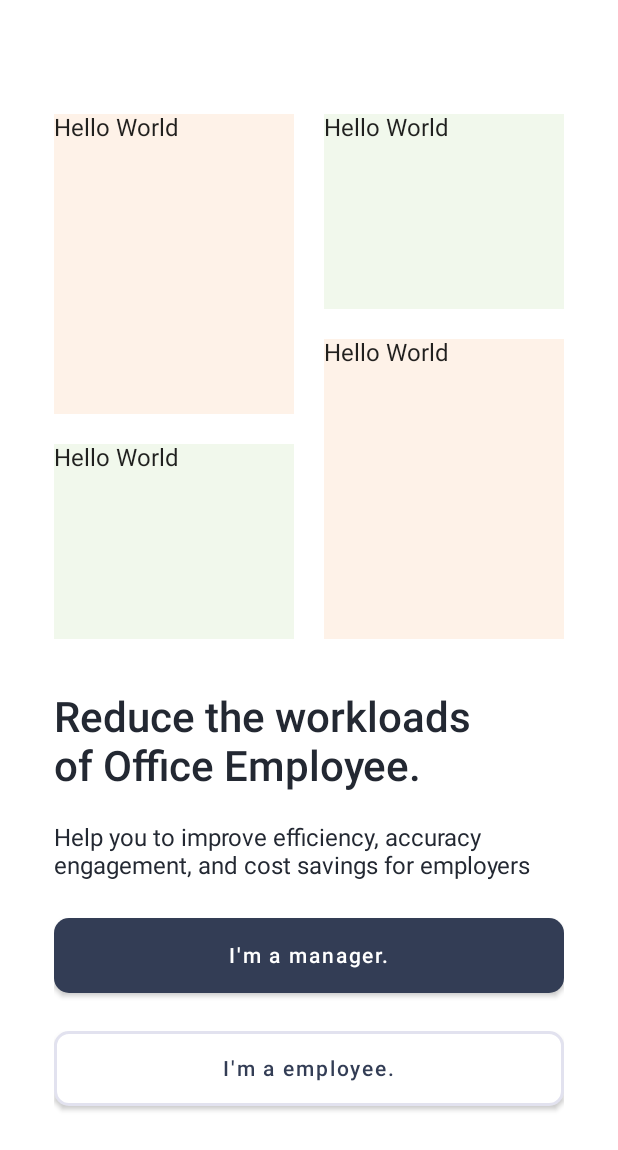
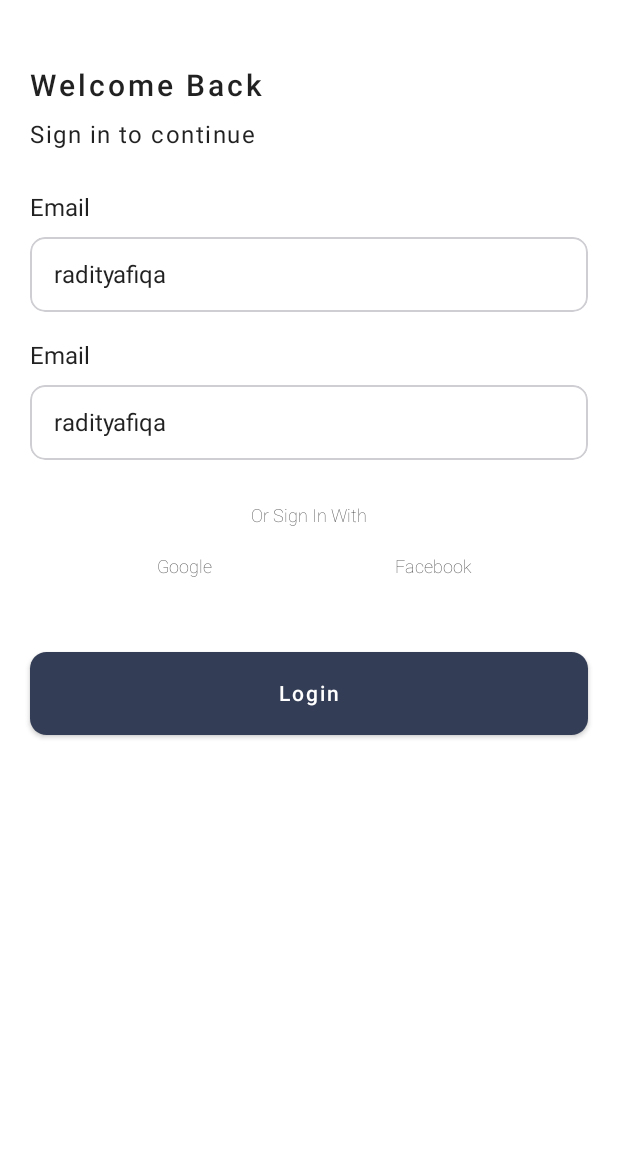
Before and after one commit to radityafs/Magic-UNS, an Android app built with Jetpack Compose: the screen it shows after launch (MainActivity), after a tap on "I'm a manager.", on a phone screen of 412 x 824 dp. Shown: the top 1150 px of the screen. Run offline under Robolectric (Android 15) with nearby library versions, the phone set to English and light mode, and no system bars; our stand-ins replace Dagger/Hilt's generated code.

Commit message:
Android : add login screen

```diff
--- a/android_OfficeApp/app/src/main/java/com/magic/officeapp/MainActivity.kt
+++ b/android_OfficeApp/app/src/main/java/com/magic/officeapp/MainActivity.kt
@@ -1,7 +1,6 @@
 package com.magic.officeapp
 
 import android.annotation.SuppressLint
-import android.content.Context
 import android.os.Bundle
 import androidx.activity.ComponentActivity
 import androidx.activity.compose.setContent
@@ -20,6 +19,7 @@ import androidx.navigation.compose.currentBackStackEntryAsState
 import androidx.navigation.compose.rememberNavController
 import com.magic.officeapp.ui.component.BottomNavigationBar
 import com.magic.officeapp.ui.navigation.Screen
+import com.magic.officeapp.ui.screen.LoginScreen
 import com.magic.officeapp.ui.screen.SplashScreen
 import com.magic.officeapp.ui.theme.OfficeAppTheme
 import com.magic.officeapp.ui.viewmodel.AuthViewModel
@@ -45,13 +45,10 @@ class MainActivity : ComponentActivity() {
 
                     Scaffold(
                         bottomBar = {
-                            if (currentRoute != Screen.SplashScreen.route) {
+                            if (currentRoute != Screen.SplashScreen.route && currentRoute != Screen.LoginScreen.route) {
                                 BottomNavigationBar(navController = navController)
                             }
                         },
-                        modifier = Modifier
-                            .fillMaxSize()
-                            .padding(16.dp),
                     ) {
                         NavHost(
                             navController = navController,
@@ -60,6 +57,10 @@ class MainActivity : ComponentActivity() {
 
                             composable(Screen.SplashScreen.route) {
                                 SplashScreen(navController = navController)
+                            }
+
+                            composable(Screen.LoginScreen.route) {
+                                LoginScreen(navController = navController)
                             }
 
                             composable(Screen.HomeScreen.route) {
@@ -79,8 +80,6 @@ class MainActivity : ComponentActivity() {
                         }
                     }
                 }
-
-
             }
         }
     }
--- a/android_OfficeApp/app/src/main/java/com/magic/officeapp/di/AppModule.kt
+++ b/android_OfficeApp/app/src/main/java/com/magic/officeapp/di/AppModule.kt
@@ -19,7 +19,6 @@ object AppModule {
         return Retrofit.Builder().baseUrl("https://api.themoviedb.org/3/")
             .addConverterFactory(GsonConverterFactory.create()).build()
     }
-
     @Provides
     @Singleton
     fun apiAuth(retrofit: Retrofit): ApiAuthInterface {
--- a/android_OfficeApp/app/src/main/java/com/magic/officeapp/di/RepositoryModule.kt
+++ b/android_OfficeApp/app/src/main/java/com/magic/officeapp/di/RepositoryModule.kt
@@ -20,7 +20,6 @@ val Context.userDataStore: DataStore<Preferences> by preferencesDataStore(
 @InstallIn(SingletonComponent::class)
 object RepositoryModule {
 
-
     @Provides
     @Singleton
     fun provideAuthRepository(
--- /dev/null
+++ b/android_OfficeApp/app/src/main/java/com/magic/officeapp/ui/component/Card.kt
@@ -0,0 +1 @@
+package com.magic.officeapp.ui.component
--- /dev/null
+++ b/android_OfficeApp/app/src/main/java/com/magic/officeapp/ui/component/CustomButton.kt
@@ -0,0 +1,41 @@
+package com.magic.officeapp.ui.component
+
+import androidx.compose.foundation.layout.fillMaxWidth
+import androidx.compose.foundation.layout.height
+import androidx.compose.foundation.layout.padding
+import androidx.compose.foundation.shape.RoundedCornerShape
+import androidx.compose.material.Button
+import androidx.compose.material.ButtonDefaults
+import androidx.compose.material.Text
+import androidx.compose.runtime.Composable
+import androidx.compose.ui.Modifier
+import androidx.compose.ui.graphics.Color
+import androidx.compose.ui.tooling.preview.Preview
+import androidx.core.graphics.toColorInt
+
+@Composable
+fun CustomButton(
+    onClick : () -> Unit,
+    backgroundColor : Color = Color("#333D55".toColorInt()),
+    contentColor : Color = Color.White,
+    text : String = "Button",
+    modifier: Modifier = Modifier
+) {
+    Button(
+        onClick = onClick,
+        modifier = modifier,
+        colors = ButtonDefaults.buttonColors(
+            backgroundColor = backgroundColor
+            , contentColor = contentColor
+        ),
+        shape = RoundedCornerShape(20)
+    ) {
+        Text(text = text)
+    }
+}
+
+@Preview(showBackground = true)
+@Composable
+fun CustomButtonPreview() {
+    CustomButton(onClick = {  })
+}
--- /dev/null
+++ b/android_OfficeApp/app/src/main/java/com/magic/officeapp/ui/component/Shimmer.kt
@@ -0,0 +1,8 @@
+package com.magic.officeapp.ui.component
+
+import androidx.compose.runtime.Composable
+
+@Composable
+fun Shimmer() {
+
+}
--- /dev/null
+++ b/android_OfficeApp/app/src/main/java/com/magic/officeapp/ui/component/TextInput.kt
@@ -0,0 +1,101 @@
+package com.magic.officeapp.ui.component
+
+import androidx.compose.foundation.background
+import androidx.compose.foundation.border
+import androidx.compose.foundation.layout.*
+import androidx.compose.foundation.shape.RoundedCornerShape
+import androidx.compose.material.SnackbarDefaults.backgroundColor
+import androidx.compose.material.Text
+import androidx.compose.material.TextField
+import androidx.compose.material.TextFieldColors
+import androidx.compose.material.TextFieldDefaults
+import androidx.compose.runtime.Composable
+import androidx.compose.ui.Modifier
+import androidx.compose.ui.draw.clip
+import androidx.compose.ui.graphics.Color
+import androidx.compose.ui.tooling.preview.Preview
+import androidx.compose.ui.unit.dp
+import androidx.core.graphics.toColorInt
+
+@Composable
+fun TextInput(
+    value: String,
+    onValueChange: (String) -> Unit,
+    label: String,
+    placeholder: String = "",
+    type: String = "text",
+    isValid : (Boolean) -> Unit = {  } ,
+) {
+
+    val isEmailValid = value.matches(Regex("[a-zA-Z0-9._-]+@[a-z]+\\.+[a-z]+"))
+    val isNumberValid = value.matches(Regex("[0-9]+"))
+    val isPasswordValid = value.length > 8
+    val isTextValid = value.length >= 3
+
+    val isFieldValid = when(type) {
+        "email" -> isEmailValid
+        "password" -> isPasswordValid
+        "text" -> isTextValid
+        "number" -> isNumberValid
+        else -> true
+    }
+
+    Column(modifier = Modifier.fillMaxWidth()) {
+
+        Row(modifier = Modifier.padding(bottom = 10.dp).fillMaxWidth()) {
+
+            if (label.isNotEmpty()) {
+                Text(
+                    modifier = Modifier
+                        .fillMaxWidth(),
+                    text = label
+                )
+            }
+
+        }
+
+    Row(modifier = Modifier.fillMaxWidth()) {
+            TextField(
+                modifier = Modifier.fillMaxWidth().height(50.dp).clip(RoundedCornerShape(10.dp)).border(
+                    width = 1.dp,
+                    color = if(isFieldValid) Color(15,13,35, 51) else Color.Red,
+                    shape = RoundedCornerShape(10.dp)
+                ),
+                value = value,
+                colors = TextFieldDefaults.textFieldColors(
+                    backgroundColor = Color.Transparent,
+                    cursorColor = Color.Black,
+                    focusedIndicatorColor = Color.Transparent,
+                    unfocusedIndicatorColor = Color.Transparent,
+                ),
+                onValueChange = {
+                    onValueChange(it)
+                    isValid(isFieldValid)
+                },
+                placeholder = {
+                    if (placeholder.isNotEmpty()) {
+                        Text(
+                            modifier = Modifier
+                                .fillMaxWidth(),
+                            text = placeholder
+                        )
+                    }
+                },
+            )
+        }
+    }
+
+}
+
+
+@Preview(showBackground = true)
+@Composable
+fun TextInputPreview() {
+    TextInput(
+        onValueChange = {},
+        label = "Email",
+        type = "text",
+        value="radityafiqa",
+        placeholder = "Enter your email",
+    )
+}
--- a/android_OfficeApp/app/src/main/java/com/magic/officeapp/ui/screen/HomeScreen.kt
+++ b/android_OfficeApp/app/src/main/java/com/magic/officeapp/ui/screen/HomeScreen.kt
@@ -6,7 +6,7 @@ import androidx.navigation.compose.rememberNavController
 import com.magic.officeapp.ui.navigation.Screen
 
 @Composable
-fun Screen.HomeScreen(
+fun HomeScreen(
     navController: NavController = rememberNavController(),
 ) {
 
--- /dev/null
+++ b/android_OfficeApp/app/src/main/java/com/magic/officeapp/ui/screen/LoginScreen.kt
@@ -0,0 +1,129 @@
+package com.magic.officeapp.ui.screen
+
+import android.annotation.SuppressLint
+import androidx.compose.foundation.layout.*
+import androidx.compose.material.Scaffold
+import androidx.compose.material.Text
+import androidx.compose.runtime.Composable
+import androidx.compose.runtime.mutableStateOf
+import androidx.compose.runtime.remember
+import androidx.compose.ui.Modifier
+import androidx.compose.ui.text.font.FontStyle
+import androidx.compose.ui.text.font.FontWeight
+import androidx.compose.ui.tooling.preview.Preview
+import androidx.compose.ui.unit.dp
+import androidx.compose.ui.unit.sp
+import androidx.navigation.NavController
+import androidx.navigation.compose.rememberNavController
+import com.magic.officeapp.ui.component.CustomButton
+import com.magic.officeapp.ui.component.TextInput
+import com.magic.officeapp.ui.navigation.Screen
+
+@SuppressLint("UnusedMaterialScaffoldPaddingParameter")
+@Composable
+fun LoginScreen(
+    navController: NavController = rememberNavController(),
+) {
+
+    val email = remember { mutableStateOf("") }
+    val password = remember { mutableStateOf("") }
+    val isValidData = remember { mutableStateOf(false) }
+
+    Scaffold(
+        Modifier.fillMaxSize()
+    ) {
+
+        Column(
+            modifier = Modifier
+                .padding(20.dp)
+                .fillMaxWidth()
+        ) {
+
+            Row(modifier =
+            Modifier
+                .fillMaxWidth()
+                .padding(top = 25.dp)) {
+                Text(text = "Welcome Back", fontSize = 20.sp, fontWeight = FontWeight.W600, letterSpacing = 2.sp)
+            }
+
+            Row(modifier = Modifier
+                .padding(top = 12.dp, bottom = 30.dp)
+                .fillMaxWidth()) {
+                Text(text = "Sign in to continue", fontSize = 16.sp, letterSpacing = 1.sp)
+            }
+
+            Row(
+                modifier = Modifier.fillMaxWidth()
+            ) {
+                TextInput(
+                    onValueChange = {},
+                    label = "Email",
+                    type = "text",
+                    value="radityafiqa",
+                    placeholder = "Enter your email",
+                )
+            }
+
+            Row(modifier = Modifier
+                .fillMaxWidth()
+                .padding(top = 20.dp)){
+                TextInput(
+                    onValueChange = {},
+                    label = "Email",
+                    type = "text",
+                    value="radityafiqa",
+                    placeholder = "Enter your email",
+                )
+            }
+
+            Row(
+                modifier = Modifier
+                    .padding(top = 30.dp)
+                    .fillMaxWidth(),
+                horizontalArrangement = Arrangement.Center
+            ) {
+                Text("Or Sign In With", fontSize = 12.sp, fontWeight = FontWeight.ExtraLight)
+            }
+
+            Row(modifier = Modifier
+                .padding(20.dp)
+                .fillMaxWidth()) {
+                Row(
+                    modifier = Modifier
+                        .fillMaxWidth()
+                        .weight(1f),
+                    horizontalArrangement = Arrangement.Center
+                ) {
+                    Text(text = "Google", fontSize = 12.sp, fontWeight = FontWeight.ExtraLight)
+                }
+                Row(
+                    modifier = Modifier
+                        .fillMaxWidth()
+                        .weight(1f),
+                    horizontalArrangement = Arrangement.Center
+                ) {
+                    Text(text = "Facebook", fontSize = 12.sp, fontWeight = FontWeight.ExtraLight)
+                }
+
+            }
+
+            Row(modifier = Modifier.fillMaxWidth()){
+                CustomButton(
+                    text = "Login",
+                    onClick = {},
+                    modifier = Modifier
+                        .padding(top = 30.dp)
+                        .fillMaxWidth()
+                        .height(55.dp)
+                )
+            }
+        }
+
+    }
+}
+
+@Preview(showBackground = true)
+@Composable
+fun LoginScreenPreview() {
+    LoginScreen()
+}
--- a/android_OfficeApp/app/src/main/java/com/magic/officeapp/ui/screen/SplashScreen.kt
+++ b/android_OfficeApp/app/src/main/java/com/magic/officeapp/ui/screen/SplashScreen.kt
@@ -16,6 +16,7 @@ import androidx.compose.ui.unit.sp
 import androidx.core.graphics.toColorInt
 import androidx.navigation.NavController
 import androidx.navigation.compose.rememberNavController
+import com.magic.officeapp.ui.navigation.Screen
 
 @SuppressLint("UnusedMaterialScaffoldPaddingParameter")
 @Composable
@@ -126,7 +127,13 @@ fun SplashScreen(
 
             Row(modifier = Modifier.fillMaxWidth()) {
                 Button(
-                    onClick = { /*TODO*/ },
+                    onClick = {
+                        navController.navigate(Screen.LoginScreen.route){
+                            popUpTo(Screen.SplashScreen.route){
+                                inclusive = true
+                            }
+                        }
+                    },
                     modifier = Modifier
                         .padding(top = 25.dp)
                         .fillMaxWidth()
@@ -140,10 +147,15 @@ fun SplashScreen(
                 }
             }
 
-
             Row(modifier = Modifier.fillMaxWidth()) {
                 Button(
-                    onClick = { /*TODO*/ },
+                    onClick = {
+                        navController.navigate(Screen.LoginScreen.route){
+                            popUpTo(Screen.SplashScreen.route){
+                                inclusive = true
+                            }
+                        }
+                    },
                     modifier = Modifier
                         .padding(top = 25.dp)
                         .fillMaxWidth()
```
Also changed, not shown: android_OfficeApp/app/src/main/java/com/magic/officeapp/ui/component/Menu.kt (added).
